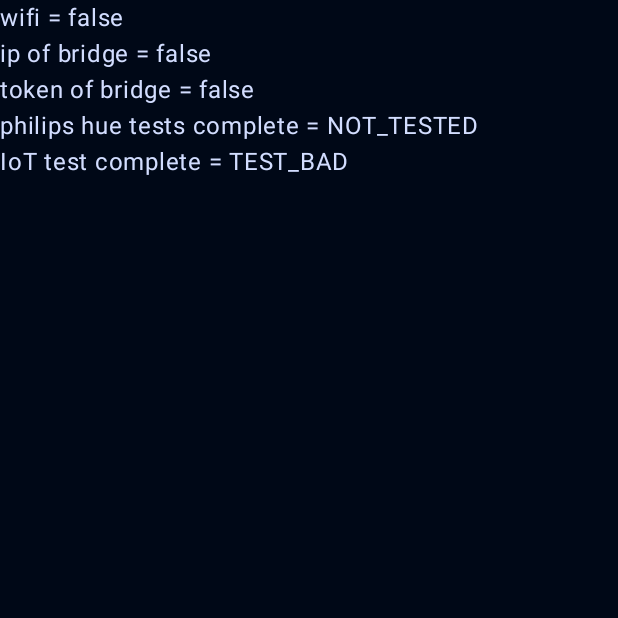
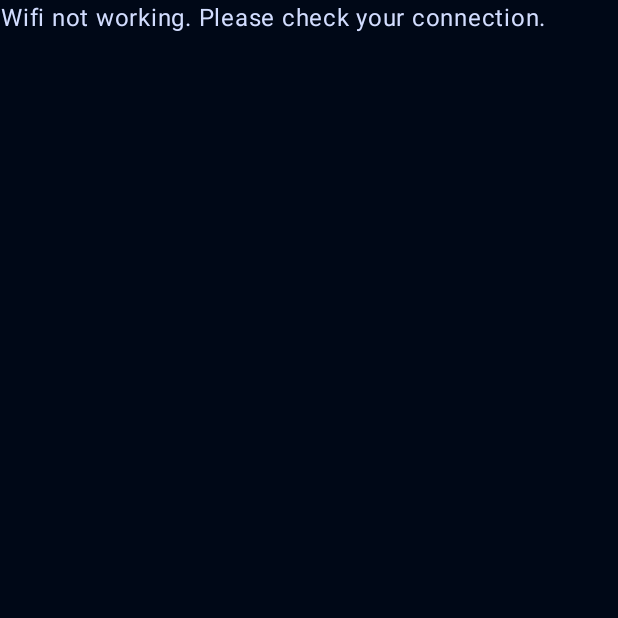
Before and after one commit to scottbiggs/Pauls_app, an Android app built with Jetpack Compose: the screen it shows after launch (MainActivity), on a phone screen of 412 x 824 dp, the top half of it. Run offline under Robolectric (Android 15) with nearby library versions, the phone set to English and light mode, and no system bars.

Commit message:
lots of stuff done with initializations. now goes through and at least displays useful error messages.

```diff
--- a/app/src/main/java/com/sleepfuriously/paulsapp/MainActivity.kt
+++ b/app/src/main/java/com/sleepfuriously/paulsapp/MainActivity.kt
@@ -4,6 +4,7 @@ import android.animation.ObjectAnimator
 import android.content.res.Configuration
 import android.content.res.Configuration.ORIENTATION_LANDSCAPE
 import android.os.Bundle
+import android.util.Log
 import android.view.View
 import android.view.animation.OvershootInterpolator
 import androidx.activity.ComponentActivity
@@ -33,8 +34,10 @@ import androidx.compose.ui.Modifier
 import androidx.compose.ui.platform.LocalConfiguration
 import androidx.compose.ui.platform.LocalContext
 import androidx.compose.ui.res.stringResource
+import androidx.compose.ui.text.style.TextAlign
 import androidx.compose.ui.tooling.preview.Preview
 import androidx.compose.ui.unit.dp
+import androidx.compose.ui.unit.sp
 import androidx.core.animation.doOnEnd
 import androidx.core.splashscreen.SplashScreen.Companion.installSplashScreen
 import androidx.lifecycle.compose.collectAsStateWithLifecycle
@@ -94,26 +97,53 @@ class MainActivity : ComponentActivity() {
                 Scaffold(modifier = Modifier.fillMaxSize()) { innerPadding ->
 
                     // create composables of flows in the splashviewmodel
+                    val iotTestStatus by splashViewmodel.iotTestsStatus.collectAsStateWithLifecycle()
                     val wifiWorking by splashViewmodel.wifiWorking.collectAsStateWithLifecycle()
                     val bridgeIpSet by splashViewmodel.philipsHueIpSet.collectAsStateWithLifecycle()
+                    val bridgeIpWorking by splashViewmodel.philipsHueBridgeIpWorking.collectAsStateWithLifecycle()
                     val bridgeTokenSet by splashViewmodel.philipsHueTokenSet.collectAsStateWithLifecycle()
+                    val bridgeTokenWorks by splashViewmodel.philipsHueBridgeTokenWorks.collectAsStateWithLifecycle()
                     val philipsHueTestStatus by splashViewmodel.philipsHueTestStatus.collectAsStateWithLifecycle()
-                    val iotTestStatus by splashViewmodel.iotTestsStatus.collectAsStateWithLifecycle()
 
-                    ShowMainScreen(
-                        modifier = Modifier.padding(innerPadding),
-                        viewModel,
-                        wifiWorking ?: false,
-                        bridgeIpSet,
-                        bridgeTokenSet,
-                        philipsHueTestStatus,
-                        iotTestStatus,
-                        (iotTestStatus == TestStatus.TEST_GOOD) ||
-                                (iotTestStatus == TestStatus.TEST_BAD)
-                    )
+                    when (iotTestStatus) {
+                        TestStatus.TESTING,
+                        TestStatus.NOT_TESTED -> {
+
+                            TestSetupScreen(
+                                modifier = Modifier.padding(innerPadding),
+                                viewModel = viewModel,
+                                wifiWorking = wifiWorking ?: false,
+                                ipSet = bridgeIpSet,
+                                ipWorking = bridgeIpWorking,
+                                tokenSet = bridgeTokenSet,
+                                tokenWorking = bridgeTokenWorks,
+                                philipsHueTest = philipsHueTestStatus
+                            )
+                        }
+
+                        TestStatus.TEST_GOOD -> {
+                            ShowMainScreen(
+                                modifier = Modifier.padding(innerPadding),
+                                viewModel
+                            )
+                        }
+
+                        TestStatus.TEST_BAD -> {
+                            ManualInit(
+                                viewModel = splashViewmodel,
+                                wifiWorking = wifiWorking ?: false,
+                                ipSet = bridgeIpSet ?: false,
+                                ipWorking = bridgeIpWorking ?: false,
+                                tokenSet = bridgeTokenSet ?: false,
+                                tokenWorking = bridgeTokenWorks ?: false,
+                                philipsHueTest = philipsHueTestStatus
+                            )
+                        }
+
+                    }
+
 
                     val ctx = LocalContext.current
-
 
                     // for testing setBridgeToken
 //                    val token = splashViewmodel.bridgeToken.collectAsState()
@@ -173,65 +203,21 @@ class MainActivity : ComponentActivity() {
     @Composable
     fun ShowMainScreen(
         modifier : Modifier = Modifier,
-        viewModel: MainViewModel,
-        wifiWorking: Boolean,
-        ipWorking: Boolean,
-        tokenWorking: Boolean,
-        philipsHueTest: TestStatus,
-        iotTest: TestStatus,
-        splashScreenDone: Boolean
+        viewModel: MainViewModel
     ) {
+        Log.d(TAG, "ShowMainScreen()")
+
         // useful to know!
         val config = LocalConfiguration.current
         val screenHeight = config.screenHeightDp.dp
         val screenWidth = config.screenWidthDp.dp
         val landscape = config.orientation == ORIENTATION_LANDSCAPE
 
-        // for testing states
-        Column(modifier = modifier.fillMaxSize()) {
-            Text("wifi = $wifiWorking")
-            Text("ip of bridge = $ipWorking")
-            Text("token of bridge = $tokenWorking")
-            Text("philips hue tests complete = $philipsHueTest")
-            Text("IoT test complete = $iotTest")
+        Column(
+            modifier = modifier.fillMaxSize()
+        ) {
+            Text("todo", fontSize = 30.sp)
         }
-
-        /*
-                when (viewModel.bridgeInit) {
-
-                    PhilipsHueBridgeInit.BRIDGE_UNINITIALIZED -> {
-                        DisplayInitPHBridgeButton(viewModel, modifier)
-                    }
-
-                    PhilipsHueBridgeInit.BRIDGE_INITIALIZING -> {
-                    }
-
-                    PhilipsHueBridgeInit.BRIDGE_INITIALIZED -> {
-                        // todo
-                        Toast.makeText(LocalContext.current, stringResource(R.string.bridge_found), Toast.LENGTH_LONG).show()
-
-                        if (splashScreenDone) {
-                            Column(modifier = modifier.fillMaxSize(), Arrangement.Center) {
-                                Text(
-                                    "Hi scott!  it's looking good so far.",
-                                    modifier = Modifier
-                                        .align(alignment = Alignment.CenterHorizontally),
-                                )
-                            }
-                        }
-                    }
-
-                    PhilipsHueBridgeInit.BRIDGE_INITIALIZATION_TIMEOUT -> {
-                        // todo
-                        Text(stringResource(R.string.cannot_find_bridge))
-                    }
-
-                    PhilipsHueBridgeInit.ERROR -> {
-                        // todo
-                        Text(stringResource(R.string.error_init_bridge))
-                    }
-                }
-        */
 
     }
 
@@ -241,6 +227,8 @@ class MainActivity : ComponentActivity() {
      */
     @Composable
     private fun SplashScreenContents(modifier: Modifier = Modifier) {
+
+        Log.d(TAG, "SplashScreenContents()")
 
         Box(modifier = modifier) {
             Column(
@@ -261,25 +249,104 @@ class MainActivity : ComponentActivity() {
     }
 
     /**
-     * Simply shows the button that starts the initialization process.
-     * This will change the state such that a screen will show the user
-     * what to do.
+     * This screen handles gathering inputs to complete setup for the user.
      */
     @Composable
-    private fun DisplayInitPHBridgeButton(
+    fun TestSetupScreen(
+        modifier : Modifier = Modifier,
         viewModel: MainViewModel,
-        modifier: Modifier = Modifier
+        wifiWorking: Boolean?,
+        ipSet: Boolean?,
+        ipWorking: Boolean?,
+        tokenSet: Boolean?,
+        tokenWorking: Boolean?,
+        philipsHueTest: TestStatus
     ) {
+        Log.d(TAG, "TestSetupScreen()")
 
-        Box(modifier = modifier.fillMaxSize()) {
+        Column(modifier = modifier.fillMaxSize()) {
+            Text("wifi = $wifiWorking")
+            Text("ip of bridge = $ipSet")
+            Text("ip of bridge working = $ipWorking")
+            Text("token set = $tokenSet")
+            Text("token working = $tokenWorking")
+            Text("philips hue tests complete = $philipsHueTest")
+        }
 
-            Button(onClick = {
-                viewModel.startManualBridgeInit()
-            }) {
-                Text(stringResource(id = R.string.start_ph_bridge_init_button))
+    }
+
+
+    /**
+     * Begins the process of manually initializing the IoT devices.
+     */
+    @Composable
+    private fun ManualInit(
+        modifier : Modifier = Modifier,
+        viewModel: SplashViewModel,
+        wifiWorking: Boolean,
+        ipSet: Boolean,
+        ipWorking: Boolean,
+        tokenSet: Boolean,
+        tokenWorking: Boolean,
+        philipsHueTest: TestStatus
+    ) {
+        // start with the wifi
+        if (wifiWorking == false) {
+            WifiNotWorking(modifier)
+        }
+
+        // Any problems with the philips hue stuff?
+        else if (philipsHueTest != TestStatus.TEST_GOOD) {
+            if (ipSet == false) {
+                PhilipsHueIpNotSet(modifier)
+            }
+            else if (ipWorking == false) {
+                PhilipsHueIpNotWorking(modifier)
+            }
+            else if (tokenSet == false) {
+                PhilipsHueTokenNotSet(modifier)
+            }
+            else if (tokenWorking == false) {
+                PhilipsHueTokenNotWorking(modifier)
             }
         }
+        else {
+            SimpleBoxMessage(modifier, stringResource(id = R.string.improper_screen))
+        }
     }
+
+    @Composable
+    private fun WifiNotWorking(modifier: Modifier = Modifier) {
+        SimpleBoxMessage(modifier, stringResource(id = R.string.wifi_not_working))
+    }
+
+    @Composable
+    private fun PhilipsHueIpNotSet(modifier: Modifier) {
+        SimpleBoxMessage(modifier, stringResource(id = R.string.philips_hue_bridge_ip_not_set))
+    }
+
+    @Composable
+    private fun PhilipsHueIpNotWorking(modifier: Modifier) {
+        SimpleBoxMessage(modifier, stringResource(id = R.string.philips_hue_ip_not_working))
+    }
+
+    @Composable
+    private fun PhilipsHueTokenNotSet(modifier: Modifier) {
+        SimpleBoxMessage(modifier, stringResource(id = R.string.philips_hue_token_not_set))
+    }
+
+    @Composable
+    private fun PhilipsHueTokenNotWorking(modifier: Modifier) {
+        SimpleBoxMessage(modifier, stringResource(id = R.string.philips_hue_token_not_working))
+    }
+
+    @Composable
+    fun SimpleBoxMessage(modifier: Modifier = Modifier, text : String = "error") {
+        Box(modifier = modifier.fillMaxSize()) {
+            Text(textAlign = TextAlign.Center, text = text)
+        }
+    }
+
 
     /**
      * Initializing the Philips Hue bridge, part 1.
@@ -287,7 +354,7 @@ class MainActivity : ComponentActivity() {
      * Information on how to do it is also displayed.
      */
     @Composable
-    private fun DisplayManualInitPart1() {
+    private fun PhilipsHueBridgeIpManualInit() {
         var ipText by remember { mutableStateOf("") }
 
         Column(
@@ -329,7 +396,7 @@ class MainActivity : ComponentActivity() {
     @Preview(name = "init part 1", uiMode = Configuration.UI_MODE_NIGHT_YES)
     @Composable
     private fun DisplayManualInitPart1Preview() {
-        DisplayManualInitPart1()
+        PhilipsHueBridgeIpManualInit()
     }
 
     @Preview(uiMode = Configuration.UI_MODE_NIGHT_YES)
@@ -409,3 +476,5 @@ class MainActivity : ComponentActivity() {
 //----------------------------
 //  constants
 //----------------------------
+
+private const val TAG = "MainActivity"
--- a/app/src/main/java/com/sleepfuriously/paulsapp/SplashViewModel.kt
+++ b/app/src/main/java/com/sleepfuriously/paulsapp/SplashViewModel.kt
@@ -9,6 +9,7 @@ import com.sleepfuriously.paulsapp.model.philipshue.PhilipsHueBridgeStatus
 import com.sleepfuriously.paulsapp.model.philipshue.doesBridgeRespondToIp
 import com.sleepfuriously.paulsapp.model.philipshue.getBridgeIPStr
 import com.sleepfuriously.paulsapp.model.philipshue.getBridgeToken
+import com.sleepfuriously.paulsapp.model.philipshue.testBridgeToken
 import kotlinx.coroutines.Dispatchers
 import kotlinx.coroutines.delay
 import kotlinx.coroutines.flow.MutableStateFlow
@@ -43,16 +44,21 @@ class SplashViewModel : ViewModel() {
     /** Will be true or false depending on wifi state.  Null means it hasn't been tested yet */
     var wifiWorking = _wifiWorking.asStateFlow()
 
-    private val _philipsHueIpSet = MutableStateFlow(false)
-    /** will be false if we do not have an ip for the philips hue bridge */
+    private val _philipsHueIpSet = MutableStateFlow<Boolean?>(null)
+    /** Set to true if we have an ip for the philips hue bridge. Null means not checked yet. */
     var philipsHueIpSet = _philipsHueIpSet.asStateFlow()
 
-    private val _philipsHueTokenSet = MutableStateFlow(false)
-    /** will be false if we need to get the token for the philips hue bridge */
+    private val _philipsHueTokenSet = MutableStateFlow<Boolean?>(null)
+    /** will be false if we need to get the token for the philips hue bridge. Null until tested. */
     var philipsHueTokenSet = _philipsHueTokenSet.asStateFlow()
 
-    private val _philipsHueBridgeResponding = MutableStateFlow<Boolean?>(null)
-    val philipsHueBridgeResponding = _philipsHueBridgeResponding.asStateFlow()
+    private val _philipsHueBridgeIpWorking = MutableStateFlow<Boolean?>(null)
+    /** Set to True if the bridge responds to queries, false otherwise.  Null means not tested yet. */
+    val philipsHueBridgeIpWorking = _philipsHueBridgeIpWorking.asStateFlow()
+
+    private val _philipsHueBridgeTokenWorks = MutableStateFlow<Boolean?>(null)
+    /** Will be set to TRUE after a successful test of the token on the bridge. Null before testing. */
+    val philipsHueBridgeTokenWorks = _philipsHueBridgeTokenWorks.asStateFlow()
 
     private val _philipsHueTestsStatus = MutableStateFlow(TestStatus.NOT_TESTED)
     /** when true, all philips hue tests are complete */
@@ -85,6 +91,9 @@ class SplashViewModel : ViewModel() {
         // launch off the main thread, just in case things take a while
         viewModelScope.launch(Dispatchers.IO) {
 
+            // fixme
+            delay(2000)
+
             //------------
             // 1.  check wifi
             //
@@ -97,10 +106,12 @@ class SplashViewModel : ViewModel() {
                 return@launch
             }
 
+            // fixme
+            delay(2000)
+
             //------------
             // 2.  check philips hue system
             //
-            delay(1000)
             checkPhilipsHue(ctx)
             allTestsSuccessful =
                 philipsHueTestStatus.value == TestStatus.TEST_GOOD
@@ -125,14 +136,6 @@ class SplashViewModel : ViewModel() {
     //-------------------------
     //  private functions
     //-------------------------
-
-    /**
-     * Just pauses a bit for the splash screen animation to look nice.
-     */
-//    init {
-//        checkPhilipsHue(ctx)
-//    }
-
 
     /**
      * Checks the status of the Philips Hue bridge.  This consists of:
@@ -161,6 +164,22 @@ class SplashViewModel : ViewModel() {
             _philipsHueTestsStatus.value = TestStatus.TEST_BAD
             return
         }
+        _philipsHueIpSet.value = true
+
+        // fixme
+        delay(2000)
+
+        // check bridge is responding
+        if (doesBridgeRespondToIp(ctx) == false) {
+            // not responding to connection request
+            _philipsHueBridgeIpWorking.value = false
+            _philipsHueTestsStatus.value = TestStatus.TEST_BAD
+            return
+        }
+        _philipsHueBridgeIpWorking.value = true
+
+        // fixme
+        delay(2000)
 
         // check token
         val token = getBridgeToken(ctx)
@@ -170,14 +189,22 @@ class SplashViewModel : ViewModel() {
             _philipsHueTestsStatus.value = TestStatus.TEST_BAD
             return
         }
+        _philipsHueTokenSet.value = true
 
-        // check bridge is responding
-        if (doesBridgeRespondToIp(ctx) == false) {
-            // not responding to connection request
-            _philipsHueBridgeResponding.value = false
+        // fixme
+        delay(2000)
+
+        // check that token works
+        val tokenWorks = testBridgeToken(ctx)
+        if (tokenWorks == false) {
+            _philipsHueBridgeTokenWorks.value = false
             _philipsHueTestsStatus.value = TestStatus.TEST_BAD
             return
         }
+        _philipsHueBridgeTokenWorks.value = true
+
+        // fixme
+        delay(2000)
 
         // passed all tests--must be good to go!
         _philipsHueTestsStatus.value = TestStatus.TEST_GOOD
--- a/app/src/main/res/values/strings.xml
+++ b/app/src/main/res/values/strings.xml
@@ -14,6 +14,14 @@
     <string name="start_ph_bridge_init_button">init bridge</string>
     <string name="enter_ip">Bridge Ip</string>
     <string name="enter_ip_hint">Enter the bridge ip from the Philips Hue app</string>
+    <string name="improper_screen">error - ManualInit() screen should never display</string>
+    <string name="wifi_not_working">Wifi not working.  Please check your connection.</string>
+    <string name="philips_hue_bridge_ip_not_set">Cannot find the bridge ip in our saved settings</string>
+    <string name="philips_hue_ip_not_working">The Philips Hue bridge is not responding to the current address.</string>
+    <string name="philips_hue_token_not_set">Cannot find the name/token for the Philips Hue Bridge.
+        Please initialize this app to the Bridge.</string>
+    <string name="philips_hue_token_not_working">The current name/token is not recognized by the Philips Hue Bridge.
+        Please re-initialize this app to the bridge.</string>
 
 
     <!-- basics -->
```
Also changed, not shown: app/src/main/java/com/sleepfuriously/paulsapp/model/philipshue/PhilipsHueBridgeUtils.kt (+41 -2 lines).
